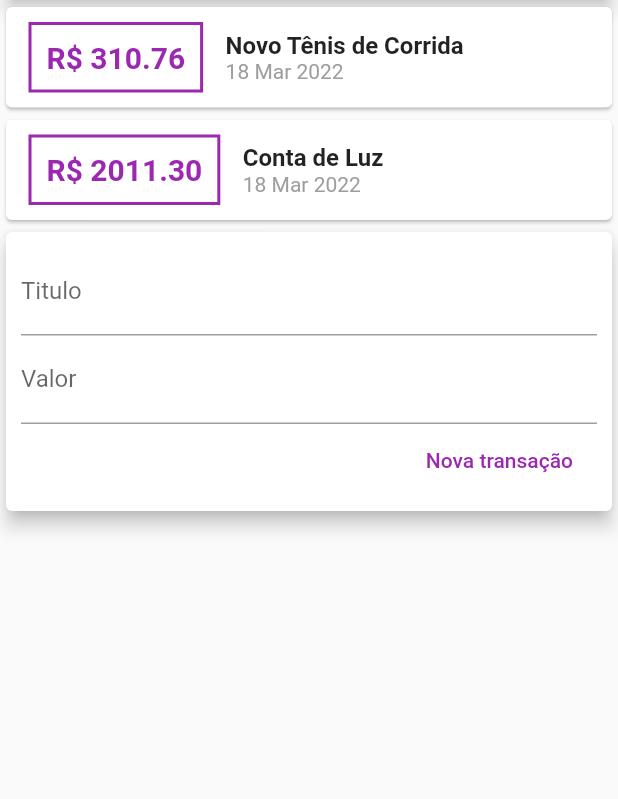
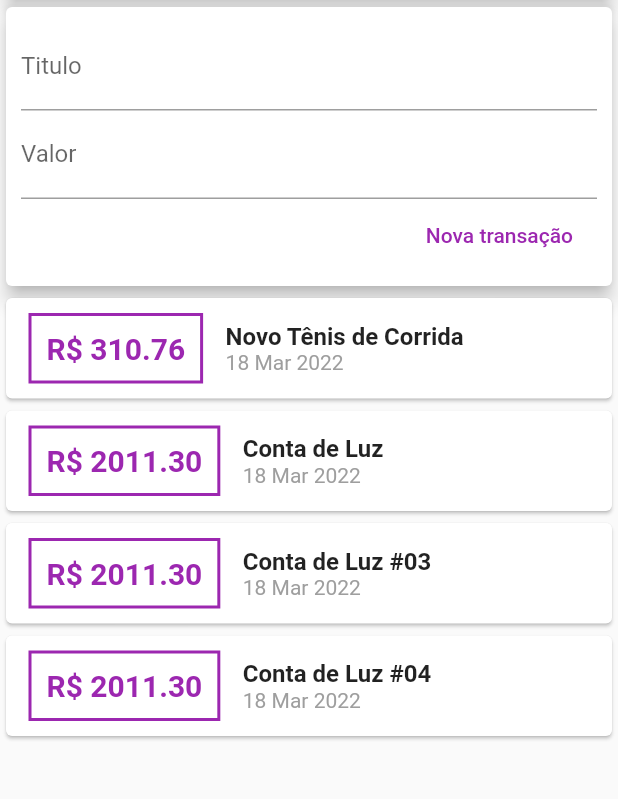
Before and after one commit to leandrosouzadev/expenses, a Flutter app: the screen it shows after launch, on a phone screen of 412 x 824 dp, the part 119-918 px from its top. Run offline on Flutter 3.47's test engine with Material 2 defaults, Android fonts, the phone set to English and light mode, and no system bars.

Commit message:
Lista com rolagem

```diff
--- a/lib/components/transaction_list.dart
+++ b/lib/components/transaction_list.dart
@@ -9,7 +9,10 @@ class TransactionList extends StatelessWidget {
 
   @override
   Widget build(BuildContext context) {
-    return Column(
+    return Container(
+      height: 300,
+      child: SingleChildScrollView(
+        child: Column(
           children: transactions.map((tr) {
             return Card(
                 child: Row(
@@ -55,6 +58,8 @@ class TransactionList extends StatelessWidget {
               ],
             ));
           }).toList(),
+        ),
+      ),
     );
   }
 }
--- a/lib/components/transaction_user.dart
+++ b/lib/components/transaction_user.dart
@@ -20,7 +20,37 @@ class _TransactionUserState extends State<TransactionUser> {
         value: 310.76,
         date: DateTime.now()),
     Transaction(
-        id: 't2', title: 'Conta de Luz', value: 2011.30, date: DateTime.now())
+        id: 't2', title: 'Conta de Luz', value: 2011.30, date: DateTime.now()),
+    Transaction(
+        id: 't3',
+        title: 'Conta de Luz #03',
+        value: 2011.30,
+        date: DateTime.now()),
+    Transaction(
+        id: 't4',
+        title: 'Conta de Luz #04',
+        value: 2011.30,
+        date: DateTime.now()),
+    Transaction(
+        id: 't5',
+        title: 'Conta de Luz #05',
+        value: 2011.30,
+        date: DateTime.now()),
+    Transaction(
+        id: 't6',
+        title: 'Conta de Luz #06',
+        value: 2011.30,
+        date: DateTime.now()),
+    Transaction(
+        id: 't7',
+        title: 'Conta de Luz #07',
+        value: 2011.30,
+        date: DateTime.now()),
+    Transaction(
+        id: 't8',
+        title: 'Conta de Luz #08',
+        value: 2011.30,
+        date: DateTime.now()),
   ];
 
   _addTransaction(String title, double value) {
@@ -40,8 +70,8 @@ class _TransactionUserState extends State<TransactionUser> {
   Widget build(BuildContext context) {
     return Column(
       children: <Widget>[
+        TransactionForm(_addTransaction),
         TransactionList(_transactions),
-        TransactionForm(_addTransaction),
       ],
     );
   }
--- a/lib/main.dart
+++ b/lib/main.dart
@@ -24,7 +24,8 @@ class MyHomePage extends StatelessWidget {
         appBar: AppBar(
           title: const Text("Despesas Pessoais"),
         ),
-        body: Column(
+        body: SingleChildScrollView(
+          child: Column(
             crossAxisAlignment: CrossAxisAlignment.stretch,
             children: <Widget>[
               Container(
@@ -36,6 +37,7 @@ class MyHomePage extends StatelessWidget {
               ),
               const TransactionUser(),
             ],
+          ),
         ));
   }
 }
```
Lines whose indentation alone changed are shown as unchanged.
